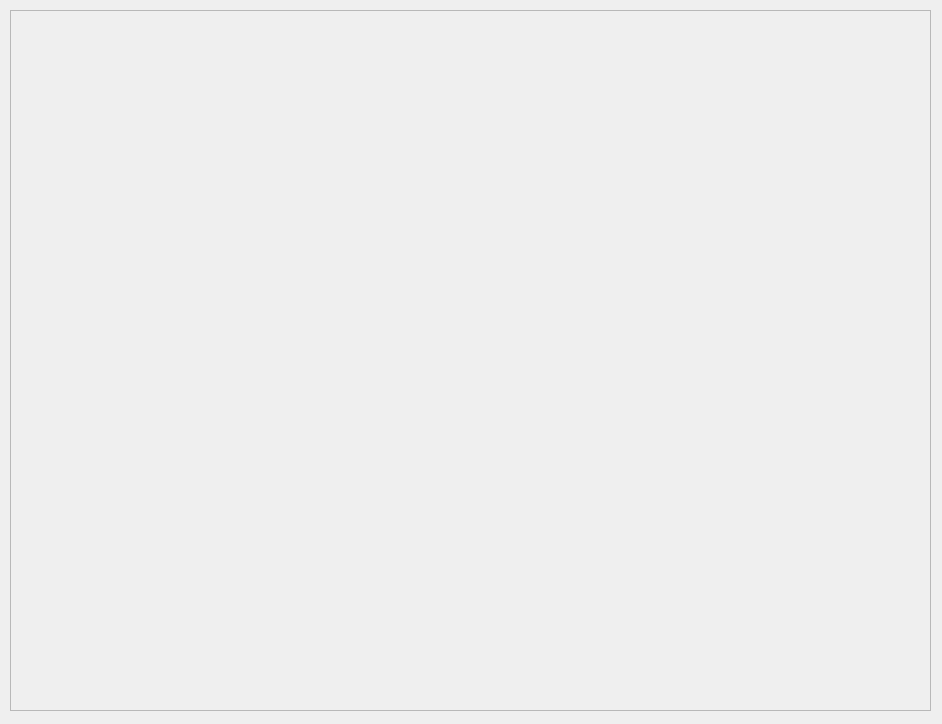
First picture: the form in demoRMR/mapping.ui, repository Samwise101/Control-of-Mobile-Robots, before the edit.
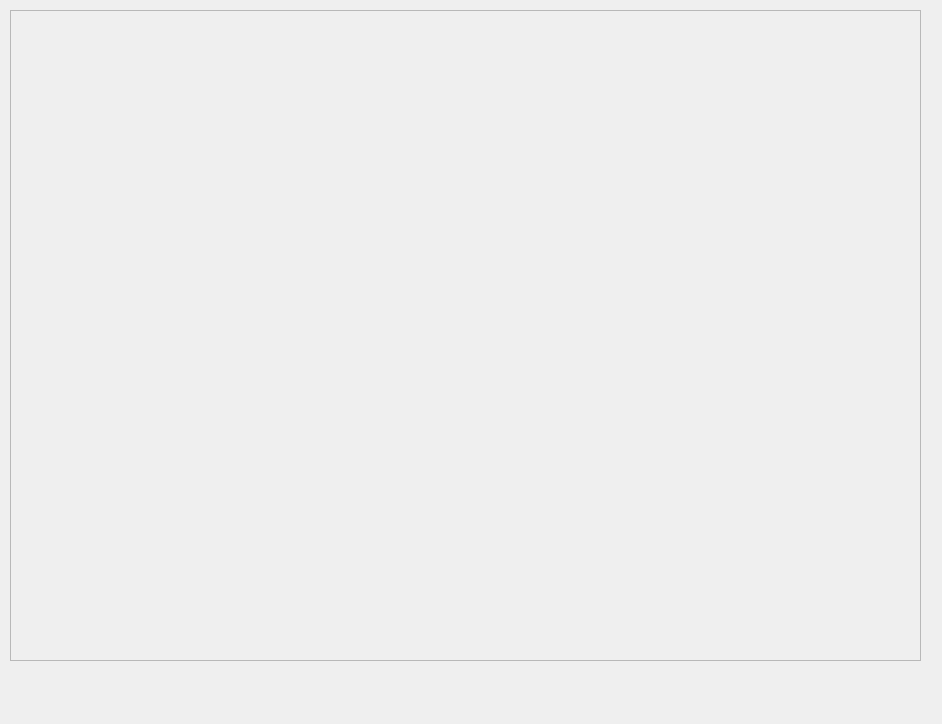
Second picture: the form after the edit.

```diff
--- a/demoRMR/mapping.ui
+++ b/demoRMR/mapping.ui
@@ -18,8 +18,8 @@
     <rect>
      <x>10</x>
      <y>10</y>
-     <width>921</width>
-     <height>701</height>
+     <width>911</width>
+     <height>651</height>
     </rect>
    </property>
    <property name="frameShape">
```
